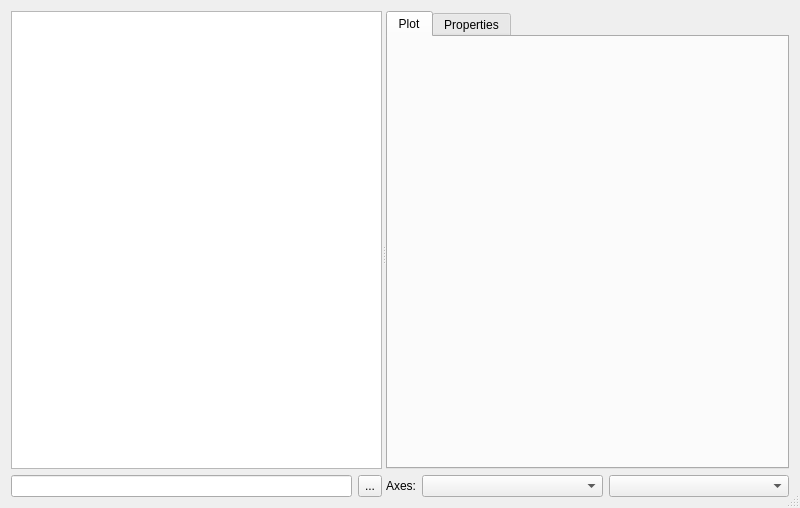
Before: the Qt Designer form ui/scanviewer.ui in tweber-ill/frm_mirror-takin1, drawn with Qt 5.
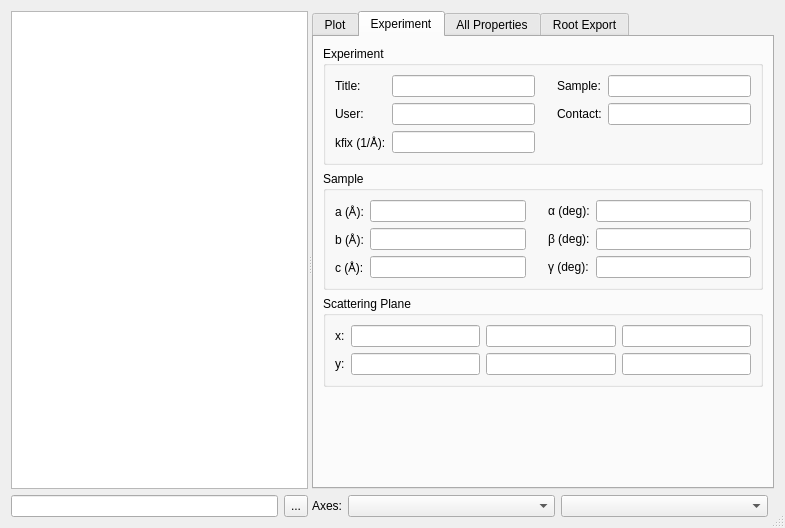
After: the same form once the commit is applied. The open tabs and pages were chosen to show the change. Custom widgets are drawn as their Qt base class.

What changed in the file:
```diff
--- a/ui/scanviewer.ui
+++ b/ui/scanviewer.ui
@@ -6,8 +6,8 @@
    <rect>
     <x>0</x>
     <y>0</y>
-    <width>800</width>
-    <height>508</height>
+    <width>785</width>
+    <height>528</height>
    </rect>
   </property>
   <property name="windowTitle">
@@ -109,7 +109,7 @@
          </property>
         </widget>
        </item>
-       <item row="0" column="0" colspan="3">
+       <item row="0" column="0" colspan="4">
         <widget class="QTabWidget" name="tabWidget">
          <property name="currentIndex">
           <number>0</number>
@@ -131,9 +131,304 @@
            </item>
           </layout>
          </widget>
+         <widget class="QWidget" name="tab">
+          <attribute name="title">
+           <string>Experiment</string>
+          </attribute>
+          <layout class="QGridLayout" name="gridLayout_7">
+           <item row="3" column="0">
+            <spacer name="verticalSpacer">
+             <property name="orientation">
+              <enum>Qt::Vertical</enum>
+             </property>
+             <property name="sizeType">
+              <enum>QSizePolicy::Expanding</enum>
+             </property>
+             <property name="sizeHint" stdset="0">
+              <size>
+               <width>20</width>
+               <height>40</height>
+              </size>
+             </property>
+            </spacer>
+           </item>
+           <item row="2" column="0">
+            <widget class="QGroupBox" name="groupBox_2">
+             <property name="title">
+              <string>Scattering Plane</string>
+             </property>
+             <layout class="QGridLayout" name="gridLayout_8">
+              <item row="0" column="0">
+               <widget class="QLabel" name="label_8">
+                <property name="text">
+                 <string>x:</string>
+                </property>
+               </widget>
+              </item>
+              <item row="0" column="1">
+               <widget class="QLineEdit" name="editPlaneX0">
+                <property name="readOnly">
+                 <bool>true</bool>
+                </property>
+               </widget>
+              </item>
+              <item row="0" column="2">
+               <widget class="QLineEdit" name="editPlaneX1">
+                <property name="readOnly">
+                 <bool>true</bool>
+                </property>
+               </widget>
+              </item>
+              <item row="0" column="3">
+               <widget class="QLineEdit" name="editPlaneX2">
+                <property name="readOnly">
+                 <bool>true</bool>
+                </property>
+               </widget>
+              </item>
+              <item row="1" column="0">
+               <widget class="QLabel" name="label_9">
+                <property name="text">
+                 <string>y:</string>
+                </property>
+               </widget>
+              </item>
+              <item row="1" column="1">
+               <widget class="QLineEdit" name="editPlaneY0">
+                <property name="readOnly">
+                 <bool>true</bool>
+                </property>
+               </widget>
+              </item>
+              <item row="1" column="2">
+               <widget class="QLineEdit" name="editPlaneY1">
+                <property name="readOnly">
+                 <bool>true</bool>
+                </property>
+               </widget>
+              </item>
+              <item row="1" column="3">
+               <widget class="QLineEdit" name="editPlaneY2">
+                <property name="readOnly">
+                 <bool>true</bool>
+                </property>
+               </widget>
+              </item>
+             </layout>
+            </widget>
+           </item>
+           <item row="0" column="0">
+            <widget class="QGroupBox" name="groupBox_3">
+             <property name="title">
+              <string>Experiment</string>
+             </property>
+             <layout class="QGridLayout" name="gridLayout_9">
+              <item row="1" column="1">
+               <widget class="QLineEdit" name="editUser">
+                <property name="readOnly">
+                 <bool>true</bool>
+                </property>
+               </widget>
+              </item>
+              <item row="1" column="3">
+               <widget class="QLabel" name="label_12">
+                <property name="text">
+                 <string>Contact:</string>
+                </property>
+               </widget>
+              </item>
+              <item row="1" column="0">
+               <widget class="QLabel" name="label_11">
+                <property name="text">
+                 <string>User:</string>
+                </property>
+               </widget>
+              </item>
+              <item row="2" column="1">
+               <widget class="QLineEdit" name="editKfix">
+                <property name="readOnly">
+                 <bool>true</bool>
+                </property>
+               </widget>
+              </item>
+              <item row="1" column="2">
+               <spacer name="horizontalSpacer_2">
+                <property name="orientation">
+                 <enum>Qt::Horizontal</enum>
+                </property>
+                <property name="sizeType">
+                 <enum>QSizePolicy::Minimum</enum>
+                </property>
+                <property name="sizeHint" stdset="0">
+                 <size>
+                  <width>16</width>
+                  <height>20</height>
+                 </size>
+                </property>
+               </spacer>
+              </item>
+              <item row="1" column="4">
+               <widget class="QLineEdit" name="editContact">
+                <property name="readOnly">
+                 <bool>true</bool>
+                </property>
+               </widget>
+              </item>
+              <item row="2" column="0">
+               <widget class="QLabel" name="labelKfix">
+                <property name="text">
+                 <string>kfix (1/Å):</string>
+                </property>
+               </widget>
+              </item>
+              <item row="0" column="0">
+               <widget class="QLabel" name="label_10">
+                <property name="text">
+                 <string>Title:</string>
+                </property>
+               </widget>
+              </item>
+              <item row="0" column="3">
+               <widget class="QLabel" name="label_13">
+                <property name="text">
+                 <string>Sample:</string>
+                </property>
+               </widget>
+              </item>
+              <item row="0" column="1">
+               <widget class="QLineEdit" name="editTitle">
+                <property name="readOnly">
+                 <bool>true</bool>
+                </property>
+               </widget>
+              </item>
+              <item row="0" column="4">
+               <widget class="QLineEdit" name="editSample">
+                <property name="readOnly">
+                 <bool>true</bool>
+                </property>
+               </widget>
+              </item>
+             </layout>
+            </widget>
+           </item>
+           <item row="1" column="0">
+            <widget class="QGroupBox" name="groupBox">
+             <property name="title">
+              <string>Sample</string>
+             </property>
+             <property name="flat">
+              <bool>false</bool>
+             </property>
+             <layout class="QGridLayout" name="gridLayout_6">
+              <item row="2" column="0">
+               <widget class="QLabel" name="label_4">
+                <property name="text">
+                 <string>c (Å):</string>
+                </property>
+               </widget>
+              </item>
+              <item row="1" column="0">
+               <widget class="QLabel" name="label_3">
+                <property name="text">
+                 <string>b (Å):</string>
+                </property>
+               </widget>
+              </item>
+              <item row="2" column="1">
+               <widget class="QLineEdit" name="editC">
+                <property name="readOnly">
+                 <bool>true</bool>
+                </property>
+               </widget>
+              </item>
+              <item row="0" column="0">
+               <widget class="QLabel" name="label_2">
+                <property name="text">
+                 <string>a (Å):</string>
+                </property>
+               </widget>
+              </item>
+              <item row="0" column="1">
+               <widget class="QLineEdit" name="editA">
+                <property name="readOnly">
+                 <bool>true</bool>
+                </property>
+               </widget>
+              </item>
+              <item row="1" column="4">
+               <widget class="QLineEdit" name="editBeta">
+                <property name="readOnly">
+                 <bool>true</bool>
+                </property>
+               </widget>
+              </item>
+              <item row="2" column="3">
+               <widget class="QLabel" name="label_7">
+                <property name="text">
+                 <string>γ (deg):</string>
+                </property>
+               </widget>
+              </item>
+              <item row="0" column="3">
+               <widget class="QLabel" name="label_5">
+                <property name="text">
+                 <string>α (deg):</string>
+                </property>
+               </widget>
+              </item>
+              <item row="0" column="4">
+               <widget class="QLineEdit" name="editAlpha">
+                <property name="readOnly">
+                 <bool>true</bool>
+                </property>
+               </widget>
+              </item>
+              <item row="1" column="1">
+               <widget class="QLineEdit" name="editB">
+                <property name="readOnly">
+                 <bool>true</bool>
+                </property>
+               </widget>
+              </item>
+              <item row="1" column="3">
+               <widget class="QLabel" name="label_6">
+                <property name="text">
+                 <string>β (deg):</string>
+                </property>
+               </widget>
+              </item>
+              <item row="2" column="4">
+               <widget class="QLineEdit" name="editGamma">
+                <property name="readOnly">
+                 <bool>true</bool>
+                </property>
+               </widget>
+              </item>
+              <item row="1" column="2">
+               <spacer name="horizontalSpacer">
+                <property name="orientation">
+                 <enum>Qt::Horizontal</enum>
+                </property>
+                <property name="sizeType">
+                 <enum>QSizePolicy::Minimum</enum>
+                </property>
+                <property name="sizeHint" stdset="0">
+                 <size>
+                  <width>16</width>
+                  <height>20</height>
+                 </size>
+                </property>
+               </spacer>
+              </item>
+             </layout>
+            </widget>
+           </item>
+          </layout>
+         </widget>
          <widget class="QWidget" name="tab_4">
           <attribute name="title">
-           <string>Properties</string>
+           <string>All Properties</string>
           </attribute>
           <layout class="QGridLayout" name="gridLayout_4">
            <item row="0" column="0">
@@ -151,6 +446,29 @@
            </item>
           </layout>
          </widget>
+         <widget class="QWidget" name="tab_2">
+          <attribute name="title">
+           <string>Root Export</string>
+          </attribute>
+          <layout class="QGridLayout" name="gridLayout_10">
+           <item row="0" column="0">
+            <widget class="QTextEdit" name="textRoot">
+             <property name="undoRedoEnabled">
+              <bool>false</bool>
+             </property>
+             <property name="lineWrapMode">
+              <enum>QTextEdit::NoWrap</enum>
+             </property>
+             <property name="readOnly">
+              <bool>true</bool>
+             </property>
+             <property name="acceptRichText">
+              <bool>false</bool>
+             </property>
+            </widget>
+           </item>
+          </layout>
+         </widget>
         </widget>
        </item>
       </layout>
```
Left out of the diff: 19 changed lines with no effect on the pictures.
